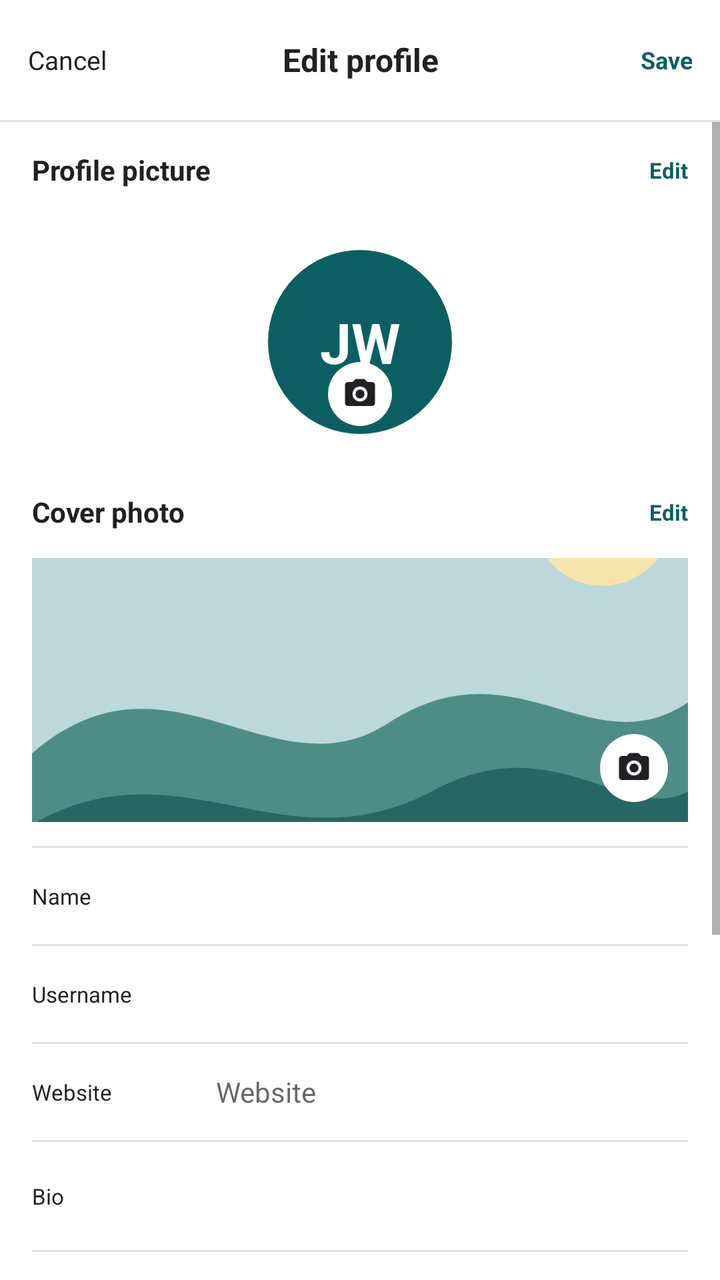
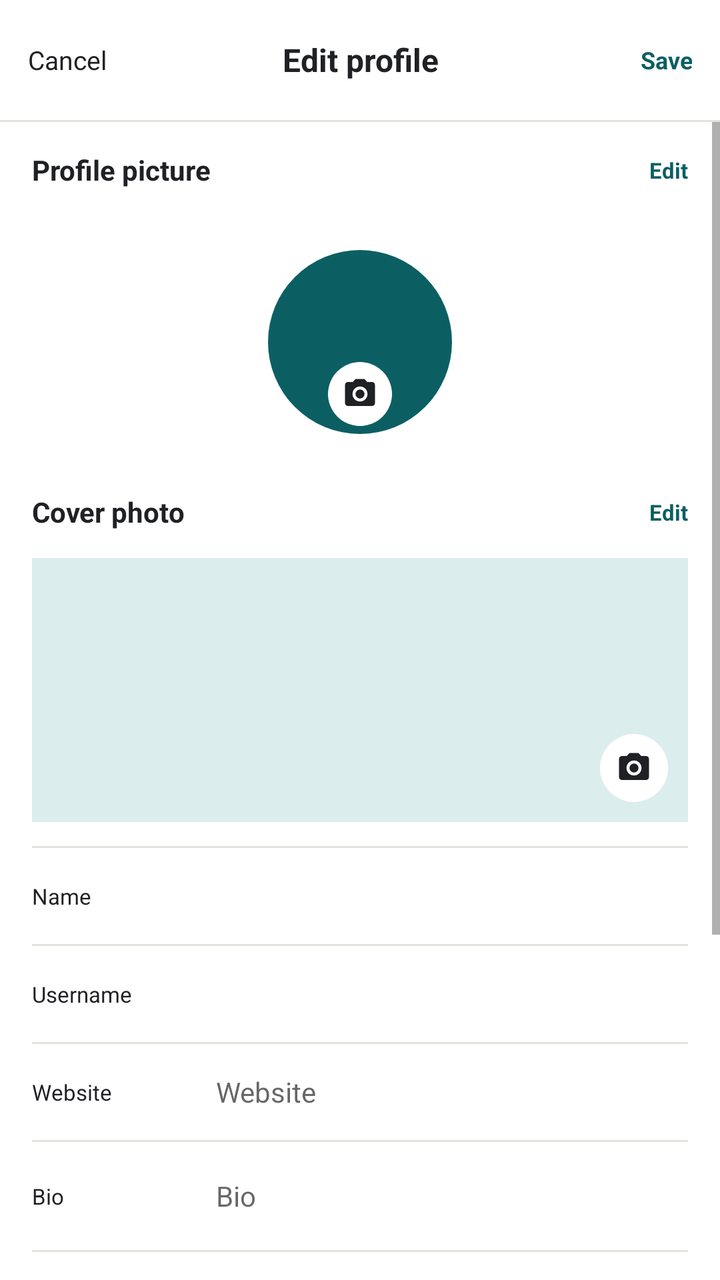

Screens rendered from an Android XML layout before and after an edit, with the pre-edit source and the edit as a unified diff.
<!-- AndroidManifest.xml: application theme Theme.Kinnect -->
<!-- res/layout/activity_edit_profile.xml -->
<?xml version="1.0" encoding="utf-8"?>
<LinearLayout
    xmlns:android="http://schemas.android.com/apk/res/android"
    android:layout_width="match_parent"
    android:layout_height="match_parent"
    android:background="@color/white"
    android:orientation="vertical">

    <LinearLayout
        android:layout_width="match_parent"
        android:layout_height="60dp"
        android:gravity="center_vertical"
        android:paddingHorizontal="14dp">

        <TextView
            android:id="@+id/backButton"
            style="@style/Body"
            android:layout_width="0dp"
            android:layout_height="match_parent"
            android:layout_weight="1"
            android:gravity="center_vertical"
            android:text="Cancel"
            android:textSize="13sp" />

        <TextView
            style="@style/Heading"
            android:layout_width="0dp"
            android:layout_height="wrap_content"
            android:layout_weight="1"
            android:gravity="center"
            android:text="Edit profile"
            android:textSize="16sp" />

        <TextView
            android:id="@+id/saveButton"
            style="@style/Heading"
            android:layout_width="0dp"
            android:layout_height="match_parent"
            android:layout_weight="1"
            android:gravity="center_vertical|end"
            android:text="Save"
            android:textColor="@color/primary"
            android:textSize="12sp" />

    </LinearLayout>

    <View
        android:layout_width="match_parent"
        android:layout_height="1dp"
        android:background="@color/divider" />

    <ScrollView
        android:layout_width="match_parent"
        android:layout_height="0dp"
        android:layout_weight="1">

        <LinearLayout
            android:layout_width="match_parent"
            android:layout_height="wrap_content"
            android:orientation="vertical"
            android:paddingHorizontal="16dp"
            android:paddingBottom="20dp">

            <LinearLayout
                android:layout_width="match_parent"
                android:layout_height="48dp"
                android:gravity="center_vertical">

                <TextView
                    style="@style/Heading"
                    android:layout_width="0dp"
                    android:layout_height="wrap_content"
                    android:layout_weight="1"
                    android:text="Profile picture"
                    android:textSize="14sp" />

                <TextView
                    style="@style/Heading"
                    android:layout_width="wrap_content"
                    android:layout_height="wrap_content"
                    android:text="Edit"
                    android:textColor="@color/primary"
                    android:textSize="11sp" />

            </LinearLayout>

            <RelativeLayout
                android:layout_width="match_parent"
                android:layout_height="124dp">

                <TextView
                    style="@style/Avatar"
                    android:layout_width="92dp"
                    android:layout_height="92dp"
                    android:layout_centerInParent="true"
                    android:text="JW"
                    android:textSize="28sp" />

                <ImageView
                    android:layout_width="32dp"
                    android:layout_height="32dp"
                    android:layout_centerHorizontal="true"
                    android:layout_marginTop="72dp"
                    android:layout_marginStart="58dp"
                    android:background="@drawable/circle_white"
                    android:padding="7dp"
                    android:src="@drawable/ic_camera" />

            </RelativeLayout>

            <LinearLayout
                android:layout_width="match_parent"
                android:layout_height="46dp"
                android:gravity="center_vertical">

                <TextView
                    style="@style/Heading"
                    android:layout_width="0dp"
                    android:layout_height="wrap_content"
                    android:layout_weight="1"
                    android:text="Cover photo"
                    android:textSize="14sp" />

                <TextView
                    style="@style/Heading"
                    android:layout_width="wrap_content"
                    android:layout_height="wrap_content"
                    android:text="Edit"
                    android:textColor="@color/primary"
                    android:textSize="11sp" />

            </LinearLayout>

            <RelativeLayout
                android:layout_width="match_parent"
                android:layout_height="132dp">

                <ImageView
                    android:layout_width="match_parent"
                    android:layout_height="match_parent"
                    android:scaleType="centerCrop"
                    android:src="@drawable/landscape_blue" />

                <ImageView
                    android:layout_width="34dp"
                    android:layout_height="34dp"
                    android:layout_alignParentEnd="true"
                    android:layout_alignParentBottom="true"
                    android:layout_margin="10dp"
                    android:background="@drawable/circle_white"
                    android:padding="8dp"
                    android:src="@drawable/ic_camera" />

            </RelativeLayout>

            <View
                android:layout_width="match_parent"
                android:layout_height="1dp"
                android:layout_marginTop="12dp"
                android:background="@color/divider" />

            <LinearLayout
                android:layout_width="match_parent"
                android:layout_height="48dp"
                android:gravity="center_vertical">

                <TextView
                    style="@style/Meta"
                    android:layout_width="92dp"
                    android:layout_height="wrap_content"
                    android:text="Name"
                    android:textColor="@color/text_primary" />

                <EditText
                    android:id="@+id/profileNameInput"
                    style="@style/Body"
                    android:layout_width="0dp"
                    android:layout_height="match_parent"
                    android:layout_weight="1"
                    android:background="@null"
                    android:gravity="center_vertical"
                    android:singleLine="true"
                    android:text="" />

            </LinearLayout>

            <View
                android:layout_width="match_parent"
                android:layout_height="1dp"
                android:background="@color/divider" />

            <LinearLayout
                android:layout_width="match_parent"
                android:layout_height="48dp"
                android:gravity="center_vertical">

                <TextView
                    style="@style/Meta"
                    android:layout_width="92dp"
                    android:layout_height="wrap_content"
                    android:text="Username"
                    android:textColor="@color/text_primary" />

                <EditText
                    android:id="@+id/profileUsernameInput"
                    style="@style/Body"
                    android:layout_width="0dp"
                    android:layout_height="match_parent"
                    android:layout_weight="1"
                    android:background="@null"
                    android:gravity="center_vertical"
                    android:singleLine="true"
                    android:text="" />

            </LinearLayout>

            <View
                android:layout_width="match_parent"
                android:layout_height="1dp"
                android:background="@color/divider" />

            <LinearLayout
                android:layout_width="match_parent"
                android:layout_height="48dp"
                android:gravity="center_vertical">

                <TextView
                    style="@style/Meta"
                    android:layout_width="92dp"
                    android:layout_height="wrap_content"
                    android:text="Website"
                    android:textColor="@color/text_primary" />

                <EditText
                    android:id="@+id/profileBioInput"
                    style="@style/Body"
                    android:layout_width="0dp"
                    android:layout_height="match_parent"
                    android:layout_weight="1"
                    android:background="@null"
                    android:gravity="center_vertical"
                    android:hint="Website"
                    android:singleLine="true" />

            </LinearLayout>

            <View
                android:layout_width="match_parent"
                android:layout_height="1dp"
                android:background="@color/divider" />

            <LinearLayout
                android:layout_width="match_parent"
                android:layout_height="54dp"
                android:gravity="center_vertical">

                <TextView
                    style="@style/Meta"
                    android:layout_width="92dp"
                    android:layout_height="wrap_content"
                    android:text="Bio"
                    android:textColor="@color/text_primary" />

                <EditText
                    style="@style/Body"
                    android:layout_width="0dp"
                    android:layout_height="match_parent"
                    android:layout_weight="1"
                    android:background="@null"
                    android:gravity="center_vertical"
                    android:singleLine="true"
                    android:text="" />

            </LinearLayout>

            <View
                android:layout_width="match_parent"
                android:layout_height="1dp"
                android:background="@color/divider" />

            <TextView
                style="@style/Heading"
                android:layout_width="match_parent"
                android:layout_height="48dp"
                android:gravity="center_vertical"
                android:text="Switch to professional mode"
                android:textColor="@color/primary"
                android:textSize="12sp" />

            <TextView
                style="@style/Heading"
                android:layout_width="match_parent"
                android:layout_height="46dp"
                android:gravity="center_vertical"
                android:text="Private information"
                android:textSize="14sp" />

            <LinearLayout
                android:layout_width="match_parent"
                android:layout_height="48dp"
                android:gravity="center_vertical">

                <TextView
                    style="@style/Meta"
                    android:layout_width="92dp"
                    android:layout_height="wrap_content"
                    android:text="Email"
                    android:textColor="@color/text_primary" />

                <EditText
                    android:id="@+id/profileEmailValue"
                    style="@style/Body"
                    android:layout_width="0dp"
                    android:layout_height="match_parent"
                    android:layout_weight="1"
                    android:background="@null"
                    android:enabled="false"
                    android:gravity="center_vertical"
                    android:inputType="textEmailAddress"
                    android:singleLine="true"
                    android:text="" />

            </LinearLayout>

            <View
                android:layout_width="match_parent"
                android:layout_height="1dp"
                android:background="@color/divider" />

            <LinearLayout
                android:layout_width="match_parent"
                android:layout_height="48dp"
                android:gravity="center_vertical">

                <TextView
                    style="@style/Meta"
                    android:layout_width="92dp"
                    android:layout_height="wrap_content"
                    android:text="Phone"
                    android:textColor="@color/text_primary" />

                <EditText
                    android:id="@+id/profilePhoneValue"
                    style="@style/Body"
                    android:layout_width="0dp"
                    android:layout_height="match_parent"
                    android:layout_weight="1"
                    android:background="@null"
                    android:enabled="false"
                    android:gravity="center_vertical"
                    android:inputType="phone"
                    android:singleLine="true"
                    android:text="" />

            </LinearLayout>

            <View
                android:layout_width="match_parent"
                android:layout_height="1dp"
                android:background="@color/divider" />

            <LinearLayout
                android:layout_width="match_parent"
                android:layout_height="48dp"
                android:gravity="center_vertical">

                <TextView
                    style="@style/Meta"
                    android:layout_width="92dp"
                    android:layout_height="wrap_content"
                    android:text="Gender"
                    android:textColor="@color/text_primary" />

                <EditText
                    android:id="@+id/profileGenderValue"
                    style="@style/Body"
                    android:layout_width="0dp"
                    android:layout_height="match_parent"
                    android:layout_weight="1"
                    android:background="@null"
                    android:enabled="false"
                    android:gravity="center_vertical"
                    android:singleLine="true"
                    android:text="" />

            </LinearLayout>

        </LinearLayout>

    </ScrollView>

</LinearLayout>
<!-- resources referenced by this layout -->
<resources>
  <color name="divider">#E4E2DD</color>
  <color name="primary">#0B5F63</color>
  <color name="text_primary">#202124</color>
  <color name="white">#FFFFFFFF</color>
  <!-- drawable circle_white (drawable) -->
  <shape xmlns:android="http://schemas.android.com/apk/res/android" android:shape="oval">
      <solid android:color="@color/white" />
  </shape>
  <!-- drawable ic_camera (drawable) -->
  <vector xmlns:android="http://schemas.android.com/apk/res/android" android:width="24dp" android:height="24dp" android:viewportWidth="24" android:viewportHeight="24"><path android:fillColor="@color/text_primary" android:pathData="M9,2L7.17,4H4C2.9,4 2,4.9 2,6v12c0,1.1 0.9,2 2,2h16c1.1,0 2,-0.9 2,-2V6c0,-1.1 -0.9,-2 -2,-2h-3.17L15,2zM12,17a5,5 0,1 1,0 -10,5 5,0 0,1 0,10zM12,9a3,3 0,1 0,0 6,3 3,0 0,0 0,-6z"/></vector>
  <!-- drawable landscape_blue (drawable) -->
  <vector xmlns:android="http://schemas.android.com/apk/res/android" android:width="360dp" android:height="220dp" android:viewportWidth="360" android:viewportHeight="220"><path android:fillColor="#BCD8DB" android:pathData="M0,0h360v220h-360z"/><path android:fillColor="#F5E4AC" android:pathData="M275,15a38,38 0,1 0,76 0a38,38 0,1 0,-76 0"/><path android:fillColor="#4E8D87" android:pathData="M0,145 C75,80 132,170 196,128 C266,83 307,153 360,117 L360,220 L0,220z"/><path android:fillColor="#286666" android:pathData="M0,184 C82,137 138,210 221,165 C287,130 325,184 360,166 L360,220 L0,220z"/></vector>
  <style name="Avatar"><item name="android:layout_width">50dp</item><item name="android:layout_height">50dp</item><item name="android:background">@drawable/circle_teal</item><item name="android:gravity">center</item><item name="android:textColor">@color/white</item><item name="android:textStyle">bold</item><item name="android:textSize">17sp</item></style>
  <style name="Body"><item name="android:fontFamily">sans</item><item name="android:textColor">@color/text_primary</item><item name="android:textSize">14sp</item></style>
  <style name="Heading"><item name="android:fontFamily">sans</item><item name="android:textColor">@color/text_primary</item><item name="android:textSize">16sp</item><item name="android:textStyle">bold</item></style>
  <style name="Meta"><item name="android:fontFamily">sans</item><item name="android:textColor">@color/text_secondary</item><item name="android:textSize">11sp</item></style>
  <style name="Theme.Kinnect" parent="Theme.AppCompat.Light.NoActionBar">
          <item name="android:statusBarColor">@android:color/transparent</item>
          <item name="android:navigationBarColor">@android:color/transparent</item>
          <item name="android:windowSoftInputMode">adjustResize</item>
          <item name="android:colorAccent">@color/primary</item>
          <item name="colorAccent">@color/primary</item>
      </style>
  <!-- drawable circle_teal (drawable) -->
  <shape xmlns:android="http://schemas.android.com/apk/res/android" android:shape="oval"><solid android:color="@color/primary"/></shape>
  <color name="text_secondary">#6F716F</color>
</resources>

<!-- the commit's change to res/layout/activity_edit_profile.xml (unified diff, before → after) -->
@@ -75,6 +75,7 @@
                     android:textSize="14sp" />
 
                 <TextView
+                    android:id="@+id/editPhotoButton"
                     style="@style/Heading"
                     android:layout_width="wrap_content"
                     android:layout_height="wrap_content"
@@ -89,14 +90,17 @@
                 android:layout_height="124dp">
 
                 <TextView
+                    android:id="@+id/editProfileAvatar"
                     style="@style/Avatar"
                     android:layout_width="92dp"
                     android:layout_height="92dp"
                     android:layout_centerInParent="true"
-                    android:text="JW"
+                    android:text=""
                     android:textSize="28sp" />
 
                 <ImageView
+                    android:id="@+id/editPhotoCamera"
+                    android:contentDescription="Change profile picture"
                     android:layout_width="32dp"
                     android:layout_height="32dp"
                     android:layout_centerHorizontal="true"
@@ -122,6 +126,7 @@
                     android:textSize="14sp" />
 
                 <TextView
+                    android:id="@+id/editCoverButton"
                     style="@style/Heading"
                     android:layout_width="wrap_content"
                     android:layout_height="wrap_content"
@@ -136,12 +141,16 @@
                 android:layout_height="132dp">
 
                 <ImageView
+                    android:id="@+id/editCoverImage"
                     android:layout_width="match_parent"
                     android:layout_height="match_parent"
-                    android:scaleType="centerCrop"
-                    android:src="@drawable/landscape_blue" />
+                    android:background="@color/teal_soft"
+                    android:contentDescription="Cover photo"
+                    android:scaleType="centerCrop" />
 
                 <ImageView
+                    android:id="@+id/editCoverCamera"
+                    android:contentDescription="Change cover photo"
                     android:layout_width="34dp"
                     android:layout_height="34dp"
                     android:layout_alignParentEnd="true"
@@ -232,36 +241,40 @@
                     android:textColor="@color/text_primary" />
 
                 <EditText
+                    android:id="@+id/profileWebsiteInput"
+                    style="@style/Body"
+                    android:layout_width="0dp"
+                    android:layout_height="match_parent"
+                    android:layout_weight="1"
+                    android:background="@null"
+                    android:gravity="center_vertical"
+                    android:hint="Website"
+                    android:inputType="textUri"
+                    android:singleLine="true" />
+
+            </LinearLayout>
+
+            <View
+                android:layout_width="match_parent"
+                android:layout_height="1dp"
+                android:background="@color/divider" />
+
+            <LinearLayout
+                android:layout_width="match_parent"
+                android:layout_height="54dp"
+                android:gravity="center_vertical">
+
+                <TextView
+                    style="@style/Meta"
+                    android:layout_width="92dp"
+                    android:layout_height="wrap_content"
+                    android:text="Bio"
+                    android:textColor="@color/text_primary" />
+
+                <EditText
                     android:id="@+id/profileBioInput"
-                    style="@style/Body"
-                    android:layout_width="0dp"
-                    android:layout_height="match_parent"
-                    android:layout_weight="1"
-                    android:background="@null"
-                    android:gravity="center_vertical"
-                    android:hint="Website"
-                    android:singleLine="true" />
-
-            </LinearLayout>
-
-            <View
-                android:layout_width="match_parent"
-                android:layout_height="1dp"
-                android:background="@color/divider" />
-
-            <LinearLayout
-                android:layout_width="match_parent"
-                android:layout_height="54dp"
-                android:gravity="center_vertical">
-
-                <TextView
-                    style="@style/Meta"
-                    android:layout_width="92dp"
-                    android:layout_height="wrap_content"
-                    android:text="Bio"
-                    android:textColor="@color/text_primary" />
-
-                <EditText
+                    android:hint="Bio"
+                    android:maxLength="150"
                     style="@style/Body"
                     android:layout_width="0dp"
                     android:layout_height="match_parent"
@@ -346,40 +359,40 @@
                     android:layout_height="match_parent"
                     android:layout_weight="1"
                     android:background="@null"
+                    android:gravity="center_vertical"
+                    android:hint="Phone"
+                    android:inputType="phone"
+                    android:singleLine="true"
+                    android:text="" />
+
+            </LinearLayout>
+
+            <View
+                android:layout_width="match_parent"
+                android:layout_height="1dp"
+                android:background="@color/divider" />
+
+            <LinearLayout
+                android:layout_width="match_parent"
+                android:layout_height="48dp"
+                android:gravity="center_vertical">
+
+                <TextView
+                    style="@style/Meta"
+                    android:layout_width="92dp"
+                    android:layout_height="wrap_content"
+                    android:text="Gender"
+                    android:textColor="@color/text_primary" />
+
+                <EditText
+                    android:id="@+id/profileGenderValue"
+                    style="@style/Body"
+                    android:layout_width="0dp"
+                    android:layout_height="match_parent"
+                    android:layout_weight="1"
+                    android:background="@null"
                     android:enabled="false"
                     android:gravity="center_vertical"
-                    android:inputType="phone"
-                    android:singleLine="true"
-                    android:text="" />
-
-            </LinearLayout>
-
-            <View
-                android:layout_width="match_parent"
-                android:layout_height="1dp"
-                android:background="@color/divider" />
-
-            <LinearLayout
-                android:layout_width="match_parent"
-                android:layout_height="48dp"
-                android:gravity="center_vertical">
-
-                <TextView
-                    style="@style/Meta"
-                    android:layout_width="92dp"
-                    android:layout_height="wrap_content"
-                    android:text="Gender"
-                    android:textColor="@color/text_primary" />
-
-                <EditText
-                    android:id="@+id/profileGenderValue"
-                    style="@style/Body"
-                    android:layout_width="0dp"
-                    android:layout_height="match_parent"
-                    android:layout_weight="1"
-                    android:background="@null"
-                    android:enabled="false"
-                    android:gravity="center_vertical"
                     android:singleLine="true"
                     android:text="" />
 
<!-- resource entries referenced after the edit -->
@@ -2,6 +2,7 @@
 <resources>
   <color name="divider">#E4E2DD</color>
   <color name="primary">#0B5F63</color>
+  <color name="teal_soft">#DCEDEE</color>
   <color name="text_primary">#202124</color>
   <color name="white">#FFFFFFFF</color>
   <!-- drawable circle_white (drawable) -->
@@ -10,8 +11,6 @@
   </shape>
   <!-- drawable ic_camera (drawable) -->
   <vector xmlns:android="http://schemas.android.com/apk/res/android" android:width="24dp" android:height="24dp" android:viewportWidth="24" android:viewportHeight="24"><path android:fillColor="@color/text_primary" android:pathData="M9,2L7.17,4H4C2.9,4 2,4.9 2,6v12c0,1.1 0.9,2 2,2h16c1.1,0 2,-0.9 2,-2V6c0,-1.1 -0.9,-2 -2,-2h-3.17L15,2zM12,17a5,5 0,1 1,0 -10,5 5,0 0,1 0,10zM12,9a3,3 0,1 0,0 6,3 3,0 0,0 0,-6z"/></vector>
-  <!-- drawable landscape_blue (drawable) -->
-  <vector xmlns:android="http://schemas.android.com/apk/res/android" android:width="360dp" android:height="220dp" android:viewportWidth="360" android:viewportHeight="220"><path android:fillColor="#BCD8DB" android:pathData="M0,0h360v220h-360z"/><path android:fillColor="#F5E4AC" android:pathData="M275,15a38,38 0,1 0,76 0a38,38 0,1 0,-76 0"/><path android:fillColor="#4E8D87" android:pathData="M0,145 C75,80 132,170 196,128 C266,83 307,153 360,117 L360,220 L0,220z"/><path android:fillColor="#286666" android:pathData="M0,184 C82,137 138,210 221,165 C287,130 325,184 360,166 L360,220 L0,220z"/></vector>
   <style name="Avatar"><item name="android:layout_width">50dp</item><item name="android:layout_height">50dp</item><item name="android:background">@drawable/circle_teal</item><item name="android:gravity">center</item><item name="android:textColor">@color/white</item><item name="android:textStyle">bold</item><item name="android:textSize">17sp</item></style>
   <style name="Body"><item name="android:fontFamily">sans</item><item name="android:textColor">@color/text_primary</item><item name="android:textSize">14sp</item></style>
   <style name="Heading"><item name="android:fontFamily">sans</item><item name="android:textColor">@color/text_primary</item><item name="android:textSize">16sp</item><item name="android:textStyle">bold</item></style>
